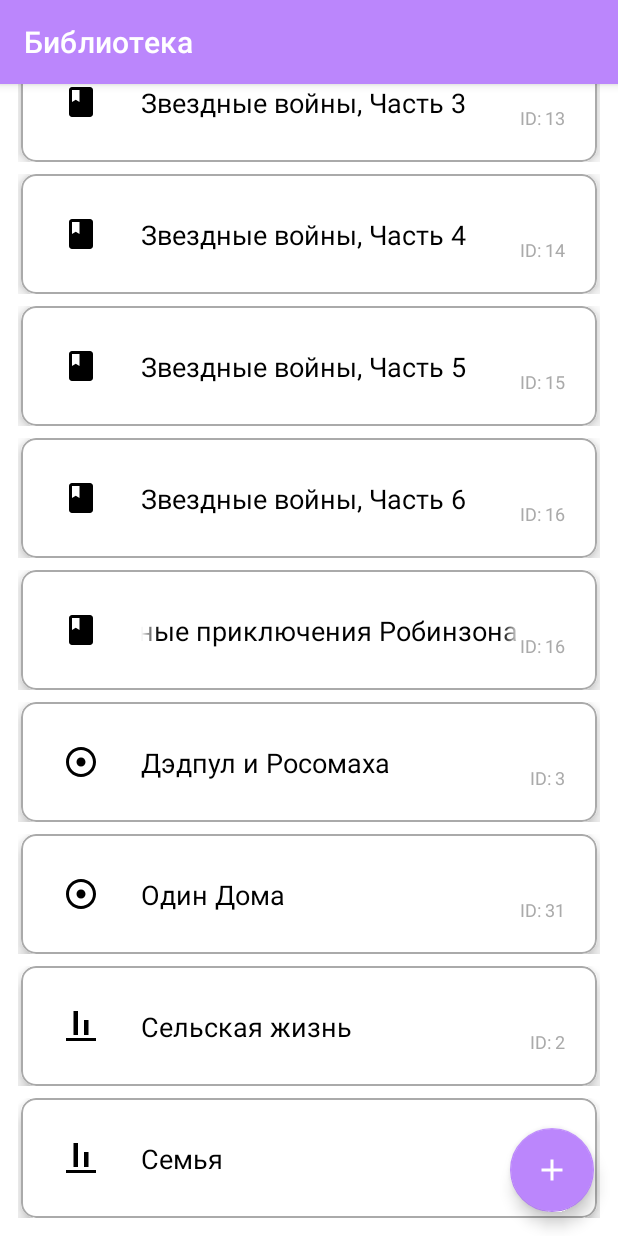
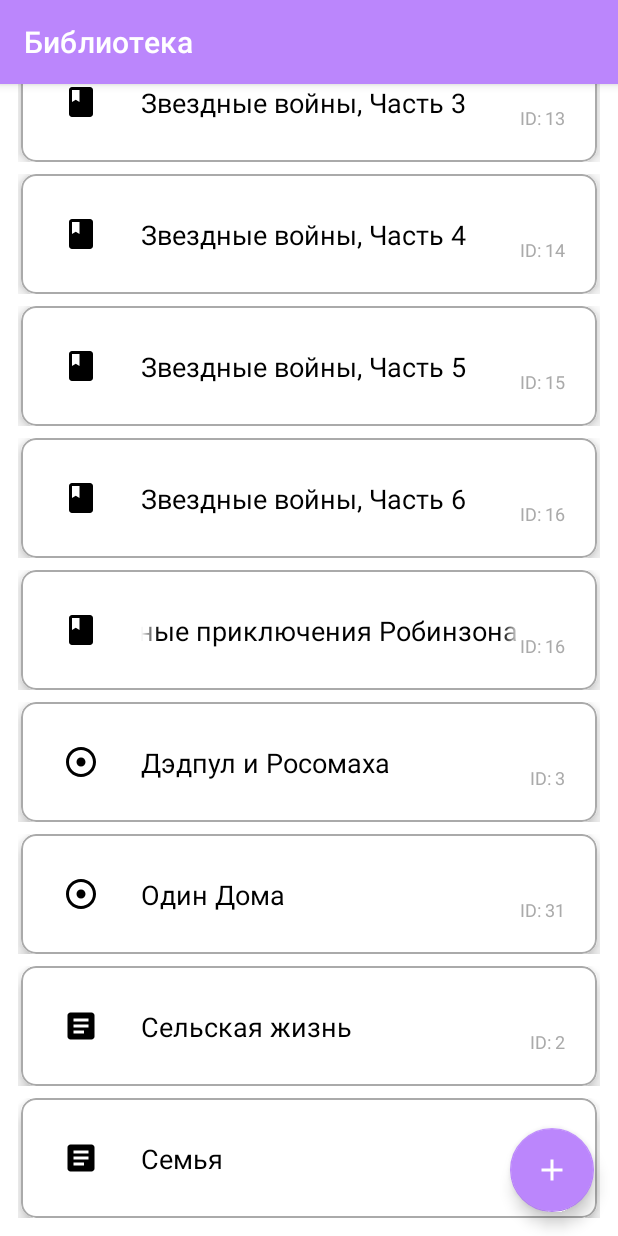
Before and after one commit to eliameli/oop2, an Android app: the screen it shows after launch (MainActivity), scrolled down 304 dp, on a phone screen of 412 x 824 dp. Run offline under Robolectric (Android 15) with nearby library versions, the phone set to English and light mode, and no system bars.

Commit message:
commit18 готово

```diff
--- /dev/null
+++ b/app/src/main/res/drawable/ic_default.xml
@@ -0,0 +1,5 @@
+<vector xmlns:android="http://schemas.android.com/apk/res/android" android:height="24dp" android:tint="#000000" android:viewportHeight="24" android:viewportWidth="24" android:width="24dp">
+
+    <path android:fillColor="@android:color/white" android:pathData="M15,2c-2.71,0 -5.05,1.54 -6.22,3.78 -1.28,0.67 -2.34,1.72 -3,3C3.54,9.95 2,12.29 2,15c0,3.87 3.13,7 7,7 2.71,0 5.05,-1.54 6.22,-3.78 1.28,-0.67 2.34,-1.72 3,-3C20.46,14.05 22,11.71 22,9c0,-3.87 -3.13,-7 -7,-7zM9,20c-2.76,0 -5,-2.24 -5,-5 0,-1.12 0.37,-2.16 1,-3 0,3.87 3.13,7 7,7 -0.84,0.63 -1.88,1 -3,1zM12,17c-2.76,0 -5,-2.24 -5,-5 0,-1.12 0.37,-2.16 1,-3 0,3.86 3.13,6.99 7,7 -0.84,0.63 -1.88,1 -3,1zM16.7,13.7c-0.53,0.19 -1.1,0.3 -1.7,0.3 -2.76,0 -5,-2.24 -5,-5 0,-0.6 0.11,-1.17 0.3,-1.7 0.53,-0.19 1.1,-0.3 1.7,-0.3 2.76,0 5,2.24 5,5 0,0.6 -0.11,1.17 -0.3,1.7zM19,12c0,-3.86 -3.13,-6.99 -7,-7 0.84,-0.63 1.87,-1 3,-1 2.76,0 5,2.24 5,5 0,1.12 -0.37,2.16 -1,3z"/>
+
+</vector>
--- a/app/src/main/res/drawable/ic_newspaper.xml
+++ b/app/src/main/res/drawable/ic_newspaper.xml
@@ -1,5 +1,5 @@
-<vector xmlns:android="http://schemas.android.com/apk/res/android" android:height="24dp" android:tint="#000000" android:viewportHeight="24" android:viewportWidth="24" android:width="24dp">
+<vector xmlns:android="http://schemas.android.com/apk/res/android" android:autoMirrored="true" android:height="24dp" android:tint="#000000" android:viewportHeight="24" android:viewportWidth="24" android:width="24dp">
 
-    <path android:fillColor="@android:color/white" android:pathData="M22,22H2v-2h20V22zM10,2H7v16h3V2zM17,8h-3v10h3V8z"/>
+    <path android:fillColor="@android:color/white" android:pathData="M19,3L5,3c-1.1,0 -2,0.9 -2,2v14c0,1.1 0.9,2 2,2h14c1.1,0 2,-0.9 2,-2L21,5c0,-1.1 -0.9,-2 -2,-2zM14,17L7,17v-2h7v2zM17,13L7,13v-2h10v2zM17,9L7,9L7,7h10v2z"/>
 
 </vector>
```
